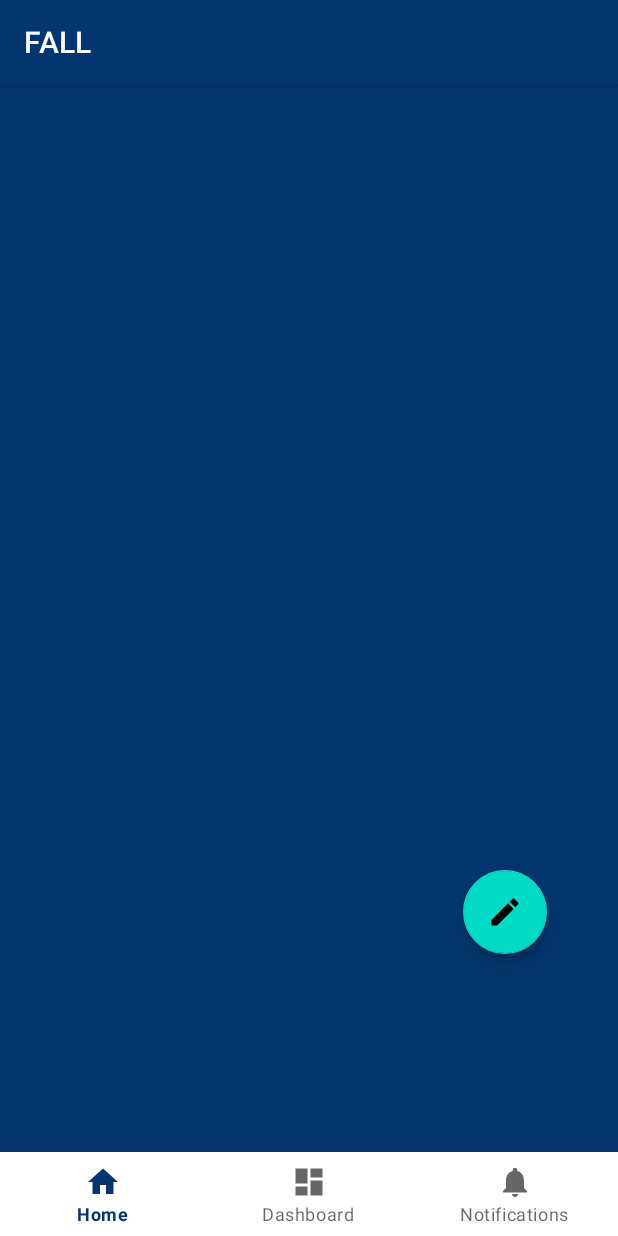
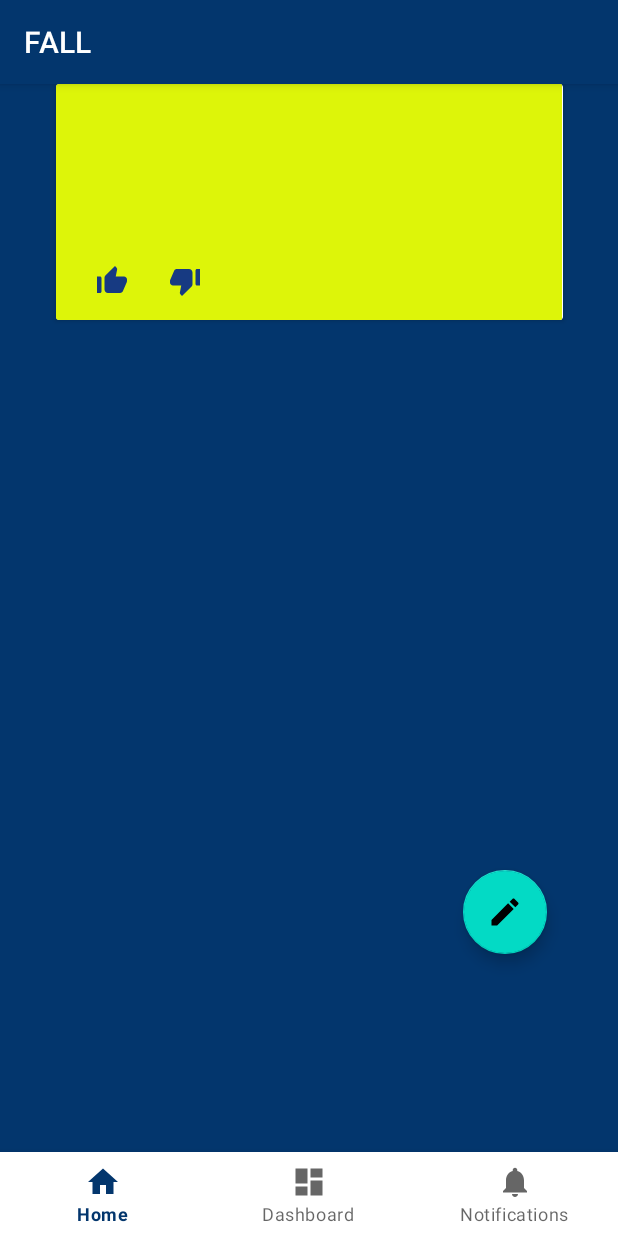
Before and after one commit to DricZ/FALL, an Android app: the fragment NewThreadFragment placed in its activity, after a tap on "POST", on a phone screen of 412 x 824 dp. Run offline under Robolectric (Android 15) with nearby library versions, the phone set to English and light mode, and no system bars; libraries missing offline, so code that uses them is left out: org.checkerframework.common.

Commit message:
yang terbaru eror none, udah bisa nampilin card thread cuman tulisannya blm bisa dan isi card masih belum ke update utk ditampilkan

```diff
--- a/app/src/main/java/com/example/fall/NewThreadFragment.kt
+++ b/app/src/main/java/com/example/fall/NewThreadFragment.kt
@@ -64,7 +64,8 @@ class NewThreadFragment : Fragment() {
                 )
             )
             val mBundle = Bundle()
-            mBundle.putParcelableArray("DATA", listThread.toTypedArray())
+//            mBundle.putParcelableArray("DATA", listThread)
+            mBundle.putParcelableArrayList("DATA",listThread)
 
             val mfThread = ThreadFragment()
             mfThread.arguments = mBundle
--- a/app/src/main/java/com/example/fall/ThreadFragment.kt
+++ b/app/src/main/java/com/example/fall/ThreadFragment.kt
@@ -6,7 +6,6 @@ import androidx.fragment.app.Fragment
 import android.view.LayoutInflater
 import android.view.View
 import android.view.ViewGroup
-import android.widget.Button
 import androidx.recyclerview.widget.LinearLayoutManager
 import androidx.recyclerview.widget.RecyclerView
 import com.google.android.material.floatingactionbutton.FloatingActionButton
@@ -21,7 +20,6 @@ class ThreadFragment : Fragment() {
         }
     }
 
-    lateinit var dataIntent : ArrayList<thread>
     override fun onViewCreated(view: View, savedInstanceState: Bundle?) {
         super.onViewCreated(view, savedInstanceState)
 
@@ -36,14 +34,16 @@ class ThreadFragment : Fragment() {
             }
         }
 
+        var dataBundle = ArrayList<thread>()
         if (arguments != null){
-            val dataBundle = arguments?.getParcelableArray("DATA")
+            dataBundle = arguments?.getParcelableArrayList<thread>("DATA")!!
             Log.d("DATA_BUNDLE", dataBundle.toString())
-            val rvThread = view.findViewById<RecyclerView>(R.id.recyclerView)
-            rvThread.layoutManager = LinearLayoutManager(view.context)
-//            val adapterRV = adapterthread(dataBundle)
-//            rvThread.adapter = adapterRV
+
         }
+        val rvThread = view.findViewById<RecyclerView>(R.id.recyclerView)
+        rvThread.layoutManager = LinearLayoutManager(view.context)
+        val adapterRV = adapterthread(dataBundle)
+        rvThread.adapter = adapterRV
     }
 
     override fun onCreateView(
--- a/app/src/main/java/com/example/fall/adapterthread.kt
+++ b/app/src/main/java/com/example/fall/adapterthread.kt
@@ -1,21 +1,23 @@
 package com.example.fall
 
+import android.os.Parcelable
+import android.util.Log
 import android.view.LayoutInflater
 import android.view.View
 import android.view.ViewGroup
 import android.widget.TextView
 import androidx.recyclerview.widget.RecyclerView
 
-class adapterthread (
-    private val listThread: ArrayList<thread>
+class adapterthread(
+    private val listThread: ArrayList<thread>?
         ) : RecyclerView.Adapter<adapterthread.ListViewHolder>(){
 
-           inner class ListViewHolder(itemView: View) : RecyclerView.ViewHolder(itemView){
-               var _judulThread :TextView = itemView.findViewById(R.id.textViewItemUsername)
-               var _isiThread : TextView = itemView.findViewById(R.id.textViewItemIsi)
+   inner class ListViewHolder(itemView: View) : RecyclerView.ViewHolder(itemView){
+       var _judulThread :TextView = itemView.findViewById(R.id.textViewItemUsername)
+       var _isiThread : TextView = itemView.findViewById(R.id.textViewItemIsi)
 //               var _totalThumbsUp : ImageView = itemView.findViewById(R.id.imageView9)
 //               var _totalThumbsDown : ImageView = itemView.findViewById(R.id.imageView10)
-           }
+   }
 
     override fun onCreateViewHolder(parent: ViewGroup, viewType: Int): ListViewHolder {
         val view : View = LayoutInflater.from(parent.context)
@@ -24,14 +26,15 @@ class adapterthread (
     }
 
     override fun onBindViewHolder(holder: ListViewHolder, position: Int) {
-        var thread = listThread[position]
+        var thread = listThread!!.get(position)
 
         holder._judulThread.setText(thread.judul)
         holder._isiThread.setText(thread.isiThread)
 
+//        Log.d("JUDUL", thread.judul?)
     }
 
     override fun getItemCount(): Int {
-        return listThread.size
+        return listThread!!.size
     }
 }
--- a/app/src/main/res/layout/fragment_thread.xml
+++ b/app/src/main/res/layout/fragment_thread.xml
@@ -9,8 +9,6 @@
     <androidx.constraintlayout.widget.ConstraintLayout
         android:layout_width="match_parent"
         android:layout_height="match_parent"
-
-
         android:background="@color/bg">
 
         <!--    <TextView-->
--- a/app/src/main/res/layout/threaditem.xml
+++ b/app/src/main/res/layout/threaditem.xml
@@ -3,19 +3,19 @@
     xmlns:app="http://schemas.android.com/apk/res-auto"
     xmlns:tools="http://schemas.android.com/tools"
     android:layout_width="match_parent"
-    android:layout_height="wrap_content">
+    android:layout_height="match_parent">
 
     <androidx.cardview.widget.CardView
         android:layout_width="338dp"
         android:layout_height="157dp"
         app:layout_constraintEnd_toEndOf="parent"
         app:layout_constraintStart_toStartOf="parent"
-        app:layout_constraintTop_toTopOf="parent"
-        android:background="@color/bg">
+        app:layout_constraintTop_toTopOf="parent">
 
         <androidx.constraintlayout.widget.ConstraintLayout
             android:layout_width="337dp"
-            android:layout_height="181dp">
+            android:layout_height="181dp"
+            android:background="@color/text">
 
             <ImageView
                 android:id="@+id/imageView8"
```
